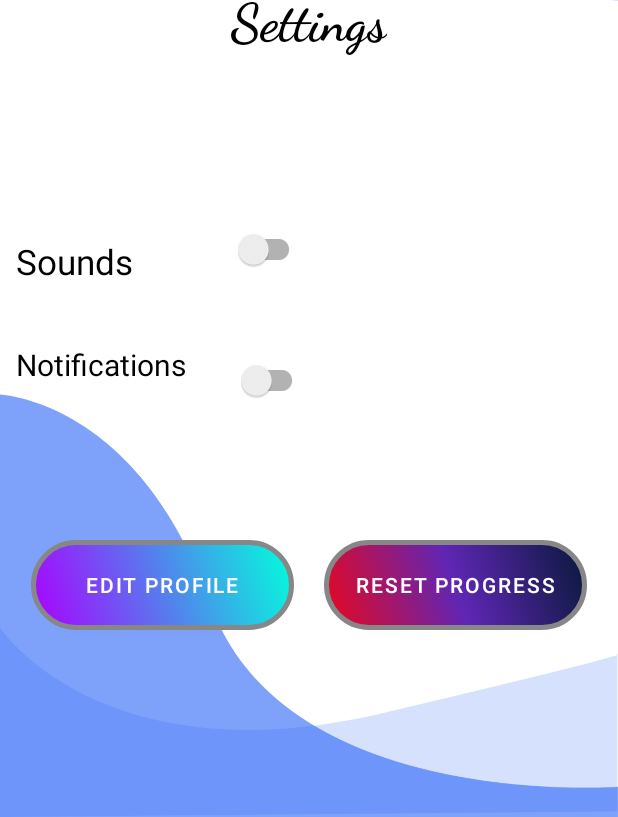
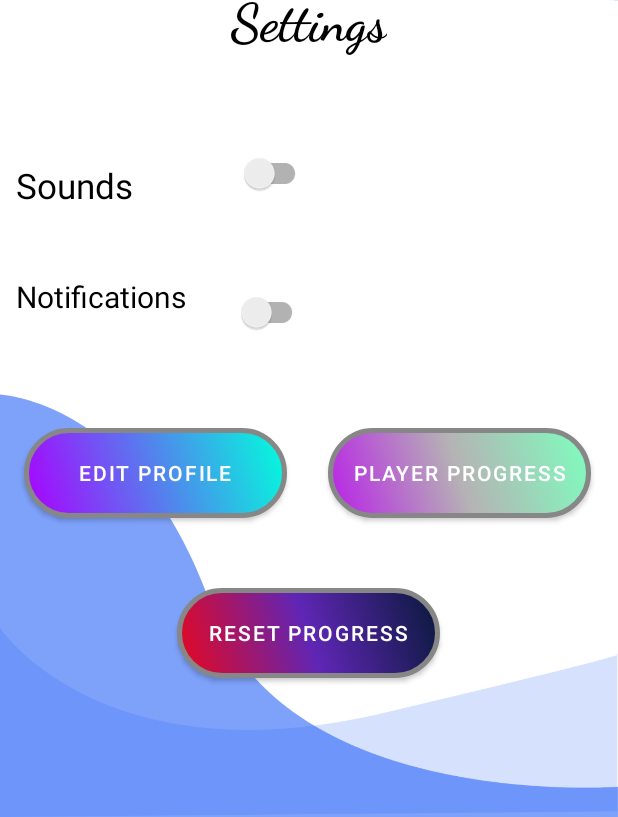
Before and after one commit to WasemAljundy/Mysterious-Question-Game, an Android app: the SettingsActivity screen opened directly, with no data from a screen before it, on a phone screen of 412 x 824 dp, the part 419-1236 px from its top. Run offline under Robolectric (Android 15) with nearby library versions, the phone set to English and light mode, and no system bars; our stand-ins replace sdp/ssp sizes; libraries missing offline, so code that uses them is left out: com.github.angads25.toggle, com.shashank.sony; plain views replace LabeledSwitch; 2 statements that could not run were skipped.

Commit message:
Latest Update: Player Progress Activity with info displaying

```diff
--- a/app/src/main/java/com/wasem/mysteriousquestions/Views/ProfileActivity.java
+++ b/app/src/main/java/com/wasem/mysteriousquestions/Views/EditProfileActivity.java
@@ -1,11 +1,9 @@
 package com.wasem.mysteriousquestions.Views;
 
 import androidx.appcompat.app.AppCompatActivity;
-import androidx.lifecycle.Observer;
 import androidx.lifecycle.ViewModelProvider;
 
 import android.content.Intent;
-import android.content.SharedPreferences;
 import android.os.Bundle;
 import android.util.Log;
 import android.util.Patterns;
@@ -21,9 +19,8 @@ import com.wasem.mysteriousquestions.DataBase.Listeners.UpdateDeleteListener;
 import com.wdullaer.materialdatetimepicker.date.DatePickerDialog;
 import com.wasem.mysteriousquestions.databinding.ActivityProfileBinding;
 import java.util.Calendar;
-import java.util.List;
 
-public class ProfileActivity extends AppCompatActivity {
+public class EditProfileActivity extends AppCompatActivity {
     ActivityProfileBinding binding;
     PlayerViewModel playerViewModel;
     Player updatedPlayer = new Player();
--- a/app/src/main/java/com/wasem/mysteriousquestions/Views/LevelsActivity.java
+++ b/app/src/main/java/com/wasem/mysteriousquestions/Views/LevelsActivity.java
@@ -61,7 +61,6 @@ public class LevelsActivity extends AppCompatActivity {
                         viewModel.getAllLevelQuestions(level.level_no).observe(LevelsActivity.this, new Observer<List<Question>>() {
                             @Override
                             public void onChanged(List<Question> questions) {
-//                                adapter.notifyDataSetChanged();
                                 Intent intent = new Intent(getApplicationContext(), GameActivity.class);
                                 Gson gson = new Gson();
                                 String myJson = gson.toJson(questions);
--- a/app/src/main/res/layout/activity_profile.xml
+++ b/app/src/main/res/layout/activity_profile.xml
@@ -5,7 +5,7 @@
     android:layout_width="match_parent"
     android:layout_height="match_parent"
     android:background="@drawable/login_bk_orange"
-    tools:context=".Views.ProfileActivity">
+    tools:context=".Views.EditProfileActivity">
 
     <ImageView
         android:id="@+id/setting_logo"
--- a/app/src/main/res/layout/activity_settings.xml
+++ b/app/src/main/res/layout/activity_settings.xml
@@ -44,10 +44,10 @@
         app:colorBorder="@color/colorAccent"
         app:layout_constraintBottom_toBottomOf="parent"
         app:layout_constraintEnd_toEndOf="parent"
-        app:layout_constraintHorizontal_bias="0.42"
+        app:layout_constraintHorizontal_bias="0.433"
         app:layout_constraintStart_toStartOf="parent"
         app:layout_constraintTop_toBottomOf="@+id/tv_settings"
-        app:layout_constraintVertical_bias="0.212"
+        app:layout_constraintVertical_bias="0.095"
         app:on="true" />
 
     <TextView
@@ -97,11 +97,12 @@
         android:background="@drawable/exit_shape"
         android:text="Reset Progress"
         app:backgroundTint="@null"
-        app:layout_constraintBottom_toBottomOf="@+id/btn_profile"
+        app:layout_constraintBottom_toBottomOf="parent"
         app:layout_constraintEnd_toEndOf="parent"
-        app:layout_constraintHorizontal_bias="0.5"
-        app:layout_constraintStart_toEndOf="@+id/btn_profile"
-        app:layout_constraintTop_toTopOf="@+id/btn_profile" />
+        app:layout_constraintHorizontal_bias="0.461"
+        app:layout_constraintStart_toStartOf="@+id/btn_profile"
+        app:layout_constraintTop_toBottomOf="@+id/btn_profile"
+        app:layout_constraintVertical_bias="0.336" />
 
     <Button
         android:id="@+id/btn_profile"
@@ -111,12 +112,25 @@
         android:text="Edit Profile"
         app:backgroundTint="@null"
         app:layout_constraintBottom_toBottomOf="parent"
-        app:layout_constraintEnd_toEndOf="@+id/switch_notification"
-        app:layout_constraintEnd_toStartOf="@+id/btn_resetProgress"
-        app:layout_constraintHorizontal_bias="0.5"
+        app:layout_constraintEnd_toEndOf="parent"
+        app:layout_constraintHorizontal_bias="0.068"
         app:layout_constraintStart_toStartOf="parent"
         app:layout_constraintTop_toBottomOf="@+id/switch_notification"
-        app:layout_constraintVertical_bias="0.4" />
+        app:layout_constraintVertical_bias="0.212" />
+
+    <Button
+        android:id="@+id/btn_playerProgress"
+        android:layout_width="@dimen/_135sdp"
+        android:layout_height="wrap_content"
+        android:background="@drawable/settings_shape"
+        android:text="Player Progress"
+        app:backgroundTint="@null"
+        app:layout_constraintBottom_toBottomOf="parent"
+        app:layout_constraintEnd_toEndOf="parent"
+        app:layout_constraintHorizontal_bias="0.917"
+        app:layout_constraintStart_toStartOf="@+id/btn_profile"
+        app:layout_constraintTop_toTopOf="@+id/btn_profile"
+        app:layout_constraintVertical_bias="0.0" />
 
 
 </androidx.constraintlayout.widget.ConstraintLayout>
```
Also changed, not shown: app/src/main/AndroidManifest.xml (+24 -18 lines), app/src/main/java/com/wasem/mysteriousquestions/Views/PlayerDetailsActivity.java (added, +73 -0 lines), app/src/main/java/com/wasem/mysteriousquestions/Views/SettingsActivity.java (+19 -6 lines), app/src/main/res/layout/activity_player_details.xml (added, +130 -0 lines).
